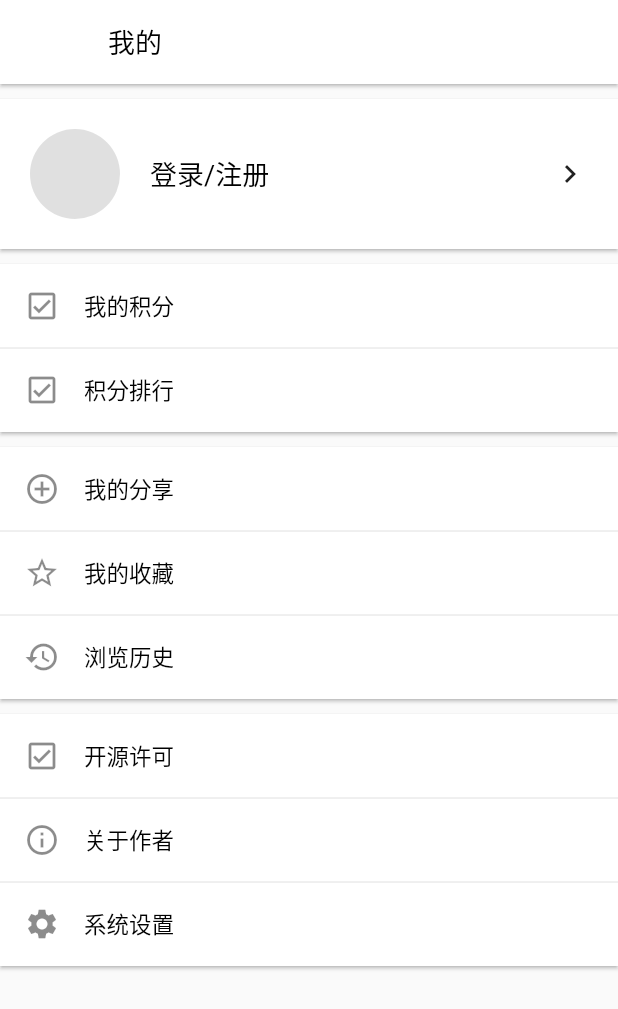
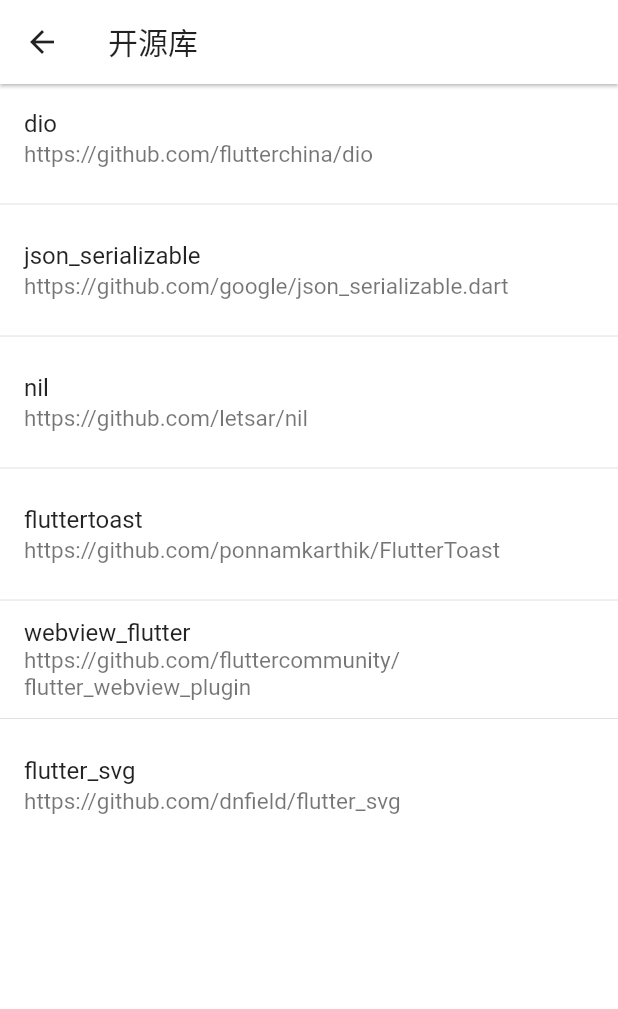
Before and after one commit to owenleexiaoyu/flutter_wanandroid, a Flutter app: the ProfilePage screen opened directly, after a tap on "开源许可", on a phone screen of 412 x 824 dp. Shown: the top 1009 px of the screen. Run offline on Flutter 3.47's test engine with Material 2 defaults, Android fonts, the phone set to English and light mode, and no system bars; our stand-ins replace dio, flutter_svg, fluttertoast, webview_flutter; network calls fail.

Commit message:
feature: add third party libs and author page

```diff
--- /dev/null
+++ b/lib/common/widget/svg_icon.dart
@@ -0,0 +1,23 @@
+import 'package:flutter/material.dart';
+import 'package:flutter_svg/flutter_svg.dart';
+import 'package:flutter_wanandroid/config/SvgIcons.dart';
+
+class SvgIcon extends StatelessWidget {
+
+  final SvgIconData svgIconData;
+  final double size;
+
+  const SvgIcon({
+    Key? key,
+    required this.svgIconData,
+    this.size = 24,
+  }) : super(key: key);
+
+  @override
+  Widget build(BuildContext context) {
+    return SvgPicture.asset(svgIconData.path,
+      height: size,
+      width: size,
+    );
+  }
+}
--- /dev/null
+++ b/lib/profile/opensource/model/libs_list.dart
@@ -0,0 +1,19 @@
+class ThirdPartyLibs {
+  static List<ThirdPartyLib> getThirdPartyLibs() {
+    return [
+      ThirdPartyLib("dio", "https://github.com/flutterchina/dio"),
+      ThirdPartyLib("json_serializable", "https://github.com/google/json_serializable.dart"),
+      ThirdPartyLib("nil", "https://github.com/letsar/nil"),
+      ThirdPartyLib("fluttertoast", "https://github.com/ponnamkarthik/FlutterToast"),
+      ThirdPartyLib("webview_flutter", "https://github.com/fluttercommunity/flutter_webview_plugin"),
+      ThirdPartyLib("flutter_svg", "https://github.com/dnfield/flutter_svg"),
+    ];
+  }
+}
+
+class ThirdPartyLib {
+  String title;
+  String link;
+
+  ThirdPartyLib(this.title, this.link);
+}
--- /dev/null
+++ b/lib/profile/opensource/third_party_libs_page.dart
@@ -0,0 +1,42 @@
+import 'package:flutter/material.dart';
+import 'package:flutter_wanandroid/brawer/browser_page.dart';
+import 'package:flutter_wanandroid/brawer/browser_param.dart';
+import 'package:flutter_wanandroid/config/AppColors.dart';
+import 'package:flutter_wanandroid/profile/opensource/model/libs_list.dart';
+
+class ThirdPartyLibsPage extends StatelessWidget {
+  const ThirdPartyLibsPage({Key? key}) : super(key: key);
+
+  @override
+  Widget build(BuildContext context) {
+    List<ThirdPartyLib> thirdPartyLibs = ThirdPartyLibs.getThirdPartyLibs();
+    return Scaffold(
+      appBar: AppBar(
+        title: Text("开源库"),
+        elevation: 1,
+        backgroundColor: AppColors.lightBGPrimary,
+        iconTheme: IconTheme.of(context),
+        textTheme: Theme.of(context).textTheme,
+      ),
+      body: Container(
+        color: AppColors.lightBGPrimary,
+        child: ListView.separated(
+          itemBuilder: (context, index) {
+          return ListTile(
+            title: Text(thirdPartyLibs[index].title,),
+            subtitle: Text(thirdPartyLibs[index].link),
+            onTap: () {
+              final browserParam = BrowserParam(title: thirdPartyLibs[index].title, url: thirdPartyLibs[index].link);
+              Navigator.of(context).push(MaterialPageRoute(builder: (context) {
+                return BrowserPage(param: browserParam);
+              }));
+            },
+          );
+        },
+          itemCount: thirdPartyLibs.length,
+          separatorBuilder: (context, index) => Divider()
+        ),
+      ),
+    );
+  }
+}
--- a/lib/profile/profile_item.dart
+++ b/lib/profile/profile_item.dart
@@ -3,7 +3,7 @@
 
 class ProfileItem extends StatelessWidget {
 
-  final Icon icon;
+  final Widget icon;
   final String title;
   final VoidCallback onTap;
 
--- a/lib/profile/profile_page.dart
+++ b/lib/profile/profile_page.dart
@@ -1,7 +1,13 @@
+
 import 'package:flutter/material.dart';
+import 'package:flutter_wanandroid/brawer/browser_page.dart';
+import 'package:flutter_wanandroid/brawer/browser_param.dart';
+import 'package:flutter_wanandroid/common/widget/svg_icon.dart';
 import 'package:flutter_wanandroid/config/AppColors.dart';
+import 'package:flutter_wanandroid/config/SvgIcons.dart';
 import 'package:flutter_wanandroid/profile/integral/integral_ranking_page.dart';
 import 'package:flutter_wanandroid/profile/integral/my_integral_page.dart';
+import 'package:flutter_wanandroid/profile/opensource/third_party_libs_page.dart';
 import 'package:flutter_wanandroid/profile/profile_item.dart';
 
 class ProfilePage extends StatelessWidget {
@@ -96,11 +102,16 @@
               elevation: 1,
               child: Column(
                 children: [
-                  ProfileItem(icon: Icon(Icons.check_box_outlined, size: 24,),
-                    title: "开源许可", onTap: (){},),
+                  ProfileItem(icon: SvgIcon(svgIconData: SvgIcons.github,),
+                    title: "开源许可", onTap: (){
+                      Navigator.of(context).push(MaterialPageRoute(builder: (context) => ThirdPartyLibsPage()));
+                    },),
                   Divider(height: 0.0, color: AppColors.lightDivider,),
                   ProfileItem(icon: Icon(Icons.info_outline, size: 24,),
-                    title: "关于作者", onTap: (){},),
+                    title: "关于作者", onTap: (){
+                      final browserParam = BrowserParam(title: "海树", url: "https://lixiaoyu.life");
+                      Navigator.of(context).push(MaterialPageRoute(builder: (context) => BrowserPage(param: browserParam)));
+                    },),
                   Divider(height: 0.0, color: AppColors.lightDivider,),
                   ProfileItem(icon: Icon(Icons.settings, size: 24,),
                     title: "系统设置", onTap: (){},),
```
Also changed, not shown: lib/config/SvgIcons.dart (added, +17 -0 lines), pubspec.yaml (+5 -4 lines), assets/icons/github.svg (added), pubspec.lock.
